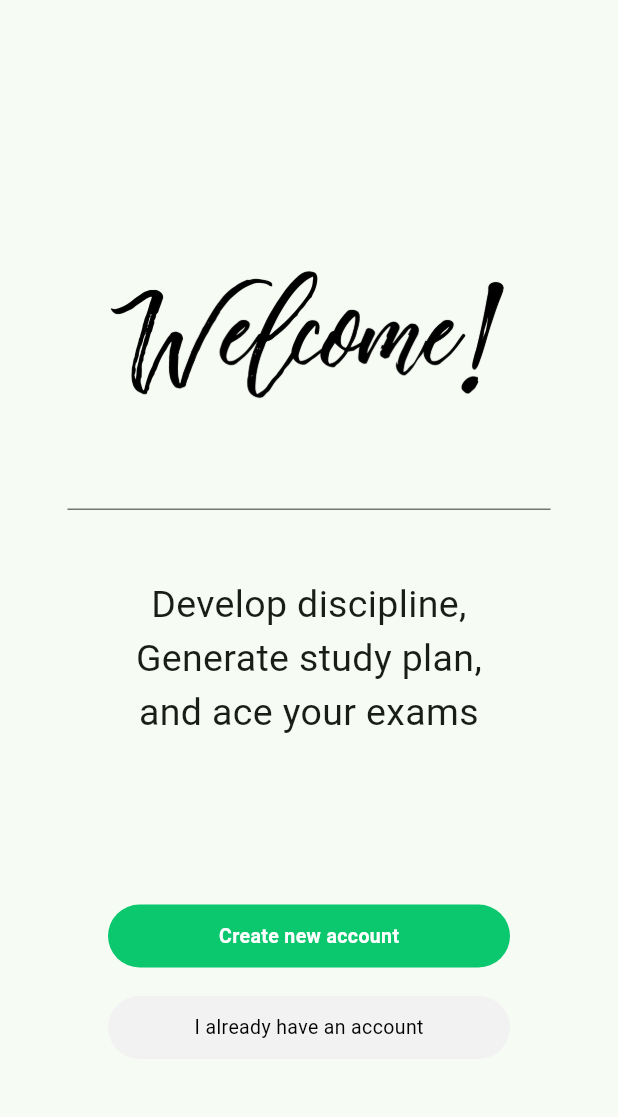
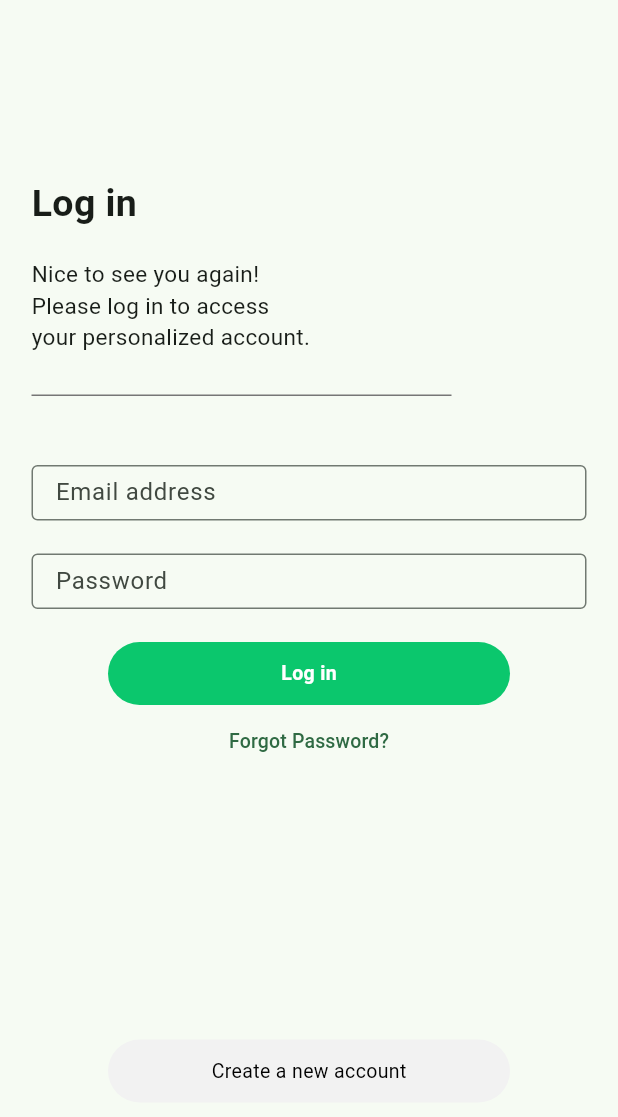
Before and after one commit to imranahmad2k1/spa-app, a Flutter app: the screen it shows after launch, on a phone screen of 412 x 824 dp. Shown: the top 1117 px of the screen. Run offline on Flutter 3.47's test engine with Material 2 defaults, Android fonts, the phone set to English and light mode, and no system bars.

Commit message:
login view completed

```diff
--- a/lib/components/custom_divider.dart
+++ b/lib/components/custom_divider.dart
@@ -2,15 +2,25 @@ import 'package:flutter/material.dart';
 import 'package:student_personal_assistant/constants/colors.dart';
 
 class CustomDivider extends StatelessWidget {
-  const CustomDivider({super.key});
+  final bool? alignLeft;
+  const CustomDivider({super.key, this.alignLeft});
 
   @override
   Widget build(BuildContext context) {
-    return const Divider(
-      color: Color(dividerColor),
+    double indent;
+    double endIndent;
+    if (alignLeft == true) {
+      indent = 0;
+      endIndent = 90;
+    } else {
+      indent = 45;
+      endIndent = 45;
+    }
+    return Divider(
+      color: const Color(dividerColor),
       height: 11,
-      indent: 45,
-      endIndent: 45,
+      indent: indent,
+      endIndent: endIndent,
     );
   }
 }
--- a/lib/components/custom_text_button.dart
+++ b/lib/components/custom_text_button.dart
@@ -2,12 +2,14 @@ import 'package:flutter/material.dart';
 
 class CustomTextButton extends StatelessWidget {
   final String text;
-  const CustomTextButton({super.key, required this.text});
+  final VoidCallback onPressed;
+  const CustomTextButton(
+      {super.key, required this.text, required this.onPressed});
 
   @override
   Widget build(BuildContext context) {
     return TextButton(
-        onPressed: () {},
+        onPressed: onPressed,
         child: Text(
           text,
           style: const TextStyle(fontSize: 13),
--- a/lib/components/text_field.dart
+++ b/lib/components/custom_text_field.dart
@@ -3,8 +3,10 @@ import 'package:flutter/material.dart';
 class CustomTextField extends StatelessWidget {
   final double? width;
   final String labelText;
+  final bool? obscureText;
 
-  const CustomTextField({super.key, this.width, required this.labelText});
+  const CustomTextField(
+      {super.key, this.width, required this.labelText, this.obscureText});
 
   @override
   Widget build(BuildContext context) {
@@ -12,6 +14,7 @@ class CustomTextField extends StatelessWidget {
       height: 37,
       width: width ?? double.infinity,
       child: TextField(
+        obscureText: obscureText ?? false,
         decoration: InputDecoration(
           border: const OutlineInputBorder(),
           labelText: labelText,
--- a/lib/main.dart
+++ b/lib/main.dart
@@ -1,5 +1,6 @@
 import 'package:flutter/material.dart';
 import 'package:student_personal_assistant/constants/colors.dart';
+import 'package:student_personal_assistant/views/login/login_view.dart';
 import 'package:student_personal_assistant/views/register/create_an_account_view.dart';
 import 'package:student_personal_assistant/views/register/verify_email_view.dart';
 import 'package:student_personal_assistant/views/welcome_view.dart';
@@ -12,7 +13,7 @@ void main() {
       colorScheme: ColorScheme.fromSeed(seedColor: const Color(primaryColor)),
       useMaterial3: true,
     ),
-    home: const WelcomeView(),
+    home: const LoginView(),
   ));
 }
 
--- /dev/null
+++ b/lib/views/login/login_view.dart
@@ -0,0 +1,71 @@
+import 'package:flutter/material.dart';
+import 'package:student_personal_assistant/components/custom_button.dart';
+import 'package:student_personal_assistant/components/custom_divider.dart';
+import 'package:student_personal_assistant/components/custom_heading.dart';
+import 'package:student_personal_assistant/components/custom_text.dart';
+import 'package:student_personal_assistant/components/custom_text_button.dart';
+import 'package:student_personal_assistant/components/custom_text_field.dart';
+
+class LoginView extends StatelessWidget {
+  const LoginView({super.key});
+
+  @override
+  Widget build(BuildContext context) {
+    return Scaffold(
+      body: Center(
+        child: Container(
+          margin: const EdgeInsets.symmetric(horizontal: 21),
+          child: Column(
+            crossAxisAlignment: CrossAxisAlignment.start,
+            children: [
+              const SizedBox(height: 118),
+              const CustomHeading(text: "Log in"),
+              const SizedBox(height: 18),
+              const CustomText(
+                text:
+                    "Nice to see you again!\nPlease log in to access\nyour personalized account.",
+                alignLeft: true,
+              ),
+              const SizedBox(
+                height: 23,
+              ),
+              const CustomDivider(alignLeft: true),
+              // const CustomDivider(alignLeft: true),
+              const SizedBox(
+                height: 41,
+              ),
+              const CustomTextField(labelText: "Email address"),
+              const SizedBox(
+                height: 22,
+              ),
+              const CustomTextField(
+                labelText: "Password",
+                obscureText: true,
+              ),
+              const SizedBox(
+                height: 22,
+              ),
+              Center(
+                child: Column(
+                  children: [
+                    CustomButton(buttonText: "Log in", onPressed: () {}),
+                    CustomTextButton(
+                        text: "Forgot Password?", onPressed: () {}),
+                    const SizedBox(
+                      height: 175,
+                    ),
+                    CustomButton(
+                      buttonText: "Create a new account",
+                      onPressed: () {},
+                      isSecondary: true,
+                    )
+                  ],
+                ),
+              ),
+            ],
+          ),
+        ),
+      ),
+    );
+  }
+}
--- a/lib/views/register/create_an_account_view.dart
+++ b/lib/views/register/create_an_account_view.dart
@@ -3,7 +3,7 @@ import 'package:student_personal_assistant/components/custom_button.dart';
 import 'package:student_personal_assistant/components/custom_divider.dart';
 import 'package:student_personal_assistant/components/custom_heading.dart';
 import 'package:student_personal_assistant/components/custom_text.dart';
-import 'package:student_personal_assistant/components/text_field.dart';
+import 'package:student_personal_assistant/components/custom_text_field.dart';
 
 class CreateAnAccountView extends StatelessWidget {
   const CreateAnAccountView({super.key});
--- a/lib/views/register/verify_email_view.dart
+++ b/lib/views/register/verify_email_view.dart
@@ -34,7 +34,7 @@ class VerifyEmailView extends StatelessWidget {
               isSecondary: true,
             ),
             const SizedBox(height: 12),
-            const CustomTextButton(text: "Change email"),
+            CustomTextButton(text: "Change email", onPressed: () {}),
           ],
         ),
       ),
```
